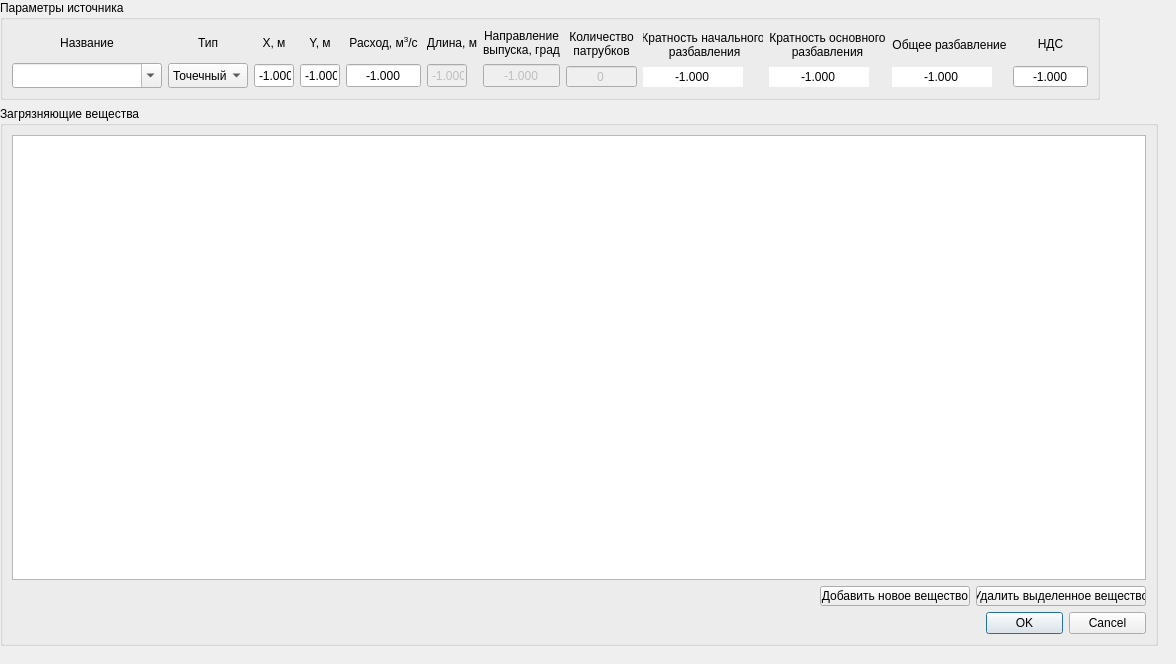
Above: Ecology/PollutionWidget/pollutionwidget.ui from cloneyd/OilModeling before the change. Below: the same form after it.
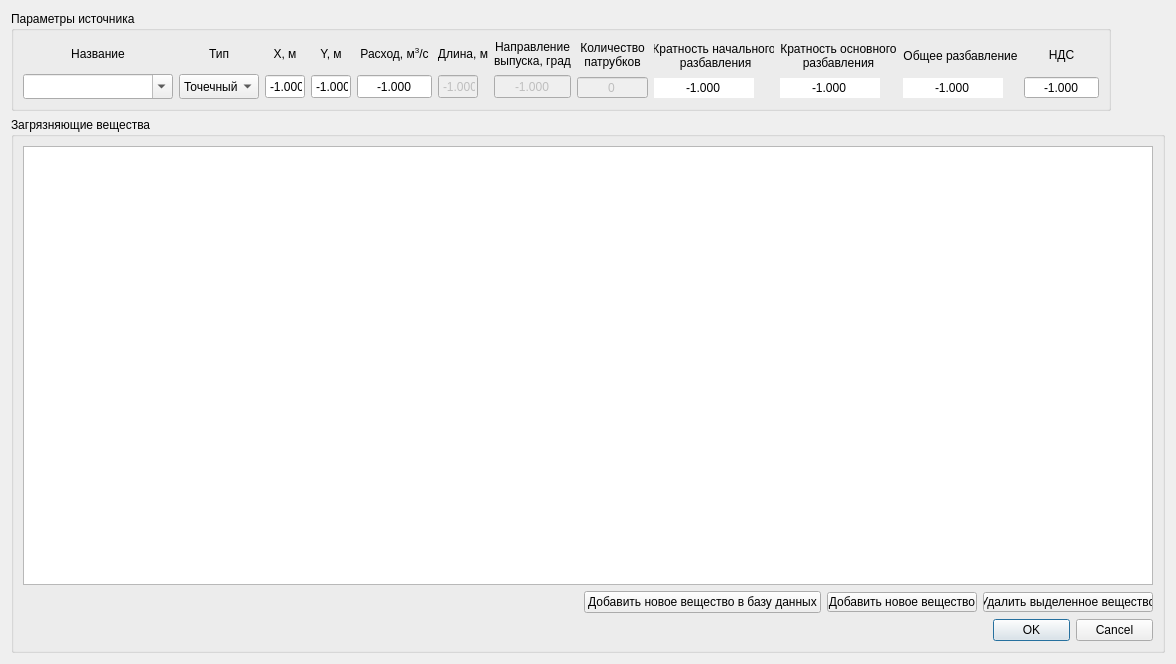
That is the form after the change.

Patch:
```diff
--- a/Ecology/PollutionWidget/pollutionwidget.ui
+++ b/Ecology/PollutionWidget/pollutionwidget.ui
@@ -13,119 +13,9 @@
   <property name="windowTitle">
    <string>Form</string>
   </property>
-  <widget class="QGroupBox" name="matters_group_box">
-   <property name="geometry">
-    <rect>
-     <x>0</x>
-     <y>106</y>
-     <width>1158</width>
-     <height>540</height>
-    </rect>
-   </property>
-   <property name="title">
-    <string>Загрязняющие вещества</string>
-   </property>
-   <layout class="QVBoxLayout" name="verticalLayout_13">
+  <layout class="QVBoxLayout" name="verticalLayout">
     <item>
-     <widget class="QTableWidget" name="matters_table_widget_4">
-      <property name="selectionMode">
-       <enum>QAbstractItemView::SingleSelection</enum>
-      </property>
-      <property name="selectionBehavior">
-       <enum>QAbstractItemView::SelectRows</enum>
-      </property>
-     </widget>
-    </item>
-    <item>
-     <layout class="QHBoxLayout" name="matters_button_layout_4">
-      <item>
-       <spacer name="horizontalSpacer_7">
-        <property name="orientation">
-         <enum>Qt::Horizontal</enum>
-        </property>
-        <property name="sizeHint" stdset="0">
-         <size>
-          <width>40</width>
-          <height>20</height>
-         </size>
-        </property>
-       </spacer>
-      </item>
-      <item>
-       <widget class="QPushButton" name="add_new_matter_button_4">
-        <property name="sizePolicy">
-         <sizepolicy hsizetype="Expanding" vsizetype="Fixed">
-          <horstretch>0</horstretch>
-          <verstretch>0</verstretch>
-         </sizepolicy>
-        </property>
-        <property name="maximumSize">
-         <size>
-          <width>150</width>
-          <height>20</height>
-         </size>
-        </property>
-        <property name="text">
-         <string>Добавить новое вещество</string>
-        </property>
-       </widget>
-      </item>
-      <item>
-       <widget class="QPushButton" name="delete_selected_matter_button_4">
-        <property name="maximumSize">
-         <size>
-          <width>170</width>
-          <height>20</height>
-         </size>
-        </property>
-        <property name="text">
-         <string>Удалить выделенное вещество</string>
-        </property>
-       </widget>
-      </item>
-     </layout>
-    </item>
-    <item>
-     <layout class="QHBoxLayout" name="save_button_layout_4">
-      <item>
-       <spacer name="horizontalSpacer_8">
-        <property name="orientation">
-         <enum>Qt::Horizontal</enum>
-        </property>
-        <property name="sizeHint" stdset="0">
-         <size>
-          <width>40</width>
-          <height>20</height>
-         </size>
-        </property>
-       </spacer>
-      </item>
-      <item>
-       <widget class="QDialogButtonBox" name="save_button_4">
-        <property name="maximumSize">
-         <size>
-          <width>160</width>
-          <height>16777215</height>
-         </size>
-        </property>
-        <property name="standardButtons">
-         <set>QDialogButtonBox::Cancel|QDialogButtonBox::Ok</set>
-        </property>
-       </widget>
-      </item>
-     </layout>
-    </item>
-   </layout>
-  </widget>
   <widget class="QGroupBox" name="source_parameters_group_box">
-   <property name="geometry">
-    <rect>
-     <x>0</x>
-     <y>0</y>
-     <width>1100</width>
-     <height>100</height>
-    </rect>
-   </property>
    <property name="maximumSize">
     <size>
      <width>1100</width>
@@ -869,6 +759,113 @@
     </item>
    </layout>
   </widget>
+   </item>
+   <item>
+    <widget class="QGroupBox" name="matters_group_box">
+     <property name="title">
+      <string>Загрязняющие вещества</string>
+     </property>
+     <layout class="QVBoxLayout" name="verticalLayout_13">
+      <item>
+       <widget class="QTableWidget" name="matters_table_widget_4">
+        <property name="selectionMode">
+         <enum>QAbstractItemView::SingleSelection</enum>
+        </property>
+        <property name="selectionBehavior">
+         <enum>QAbstractItemView::SelectRows</enum>
+        </property>
+       </widget>
+      </item>
+      <item>
+       <layout class="QHBoxLayout" name="matters_button_layout_4">
+        <item>
+         <spacer name="horizontalSpacer_7">
+          <property name="orientation">
+           <enum>Qt::Horizontal</enum>
+          </property>
+          <property name="sizeHint" stdset="0">
+           <size>
+            <width>40</width>
+            <height>20</height>
+           </size>
+          </property>
+         </spacer>
+        </item>
+        <item>
+         <widget class="QPushButton" name="add_new_matter_to_table_button">
+          <property name="text">
+           <string>Добавить новое вещество в базу данных</string>
+          </property>
+         </widget>
+        </item>
+        <item>
+         <widget class="QPushButton" name="add_new_matter_button_4">
+          <property name="sizePolicy">
+           <sizepolicy hsizetype="Expanding" vsizetype="Fixed">
+            <horstretch>0</horstretch>
+            <verstretch>0</verstretch>
+           </sizepolicy>
+          </property>
+          <property name="maximumSize">
+           <size>
+            <width>150</width>
+            <height>20</height>
+           </size>
+          </property>
+          <property name="text">
+           <string>Добавить новое вещество</string>
+          </property>
+         </widget>
+        </item>
+        <item>
+         <widget class="QPushButton" name="delete_selected_matter_button_4">
+          <property name="maximumSize">
+           <size>
+            <width>170</width>
+            <height>20</height>
+           </size>
+          </property>
+          <property name="text">
+           <string>Удалить выделенное вещество</string>
+          </property>
+         </widget>
+        </item>
+       </layout>
+      </item>
+      <item>
+       <layout class="QHBoxLayout" name="save_button_layout_4">
+        <item>
+         <spacer name="horizontalSpacer_8">
+          <property name="orientation">
+           <enum>Qt::Horizontal</enum>
+          </property>
+          <property name="sizeHint" stdset="0">
+           <size>
+            <width>40</width>
+            <height>20</height>
+           </size>
+          </property>
+         </spacer>
+        </item>
+        <item>
+         <widget class="QDialogButtonBox" name="save_button_4">
+          <property name="maximumSize">
+           <size>
+            <width>160</width>
+            <height>16777215</height>
+           </size>
+          </property>
+          <property name="standardButtons">
+           <set>QDialogButtonBox::Cancel|QDialogButtonBox::Ok</set>
+          </property>
+         </widget>
+        </item>
+       </layout>
+      </item>
+     </layout>
+    </widget>
+   </item>
+  </layout>
  </widget>
  <resources/>
  <connections/>
```
Lines whose indentation alone changed are shown as unchanged.
